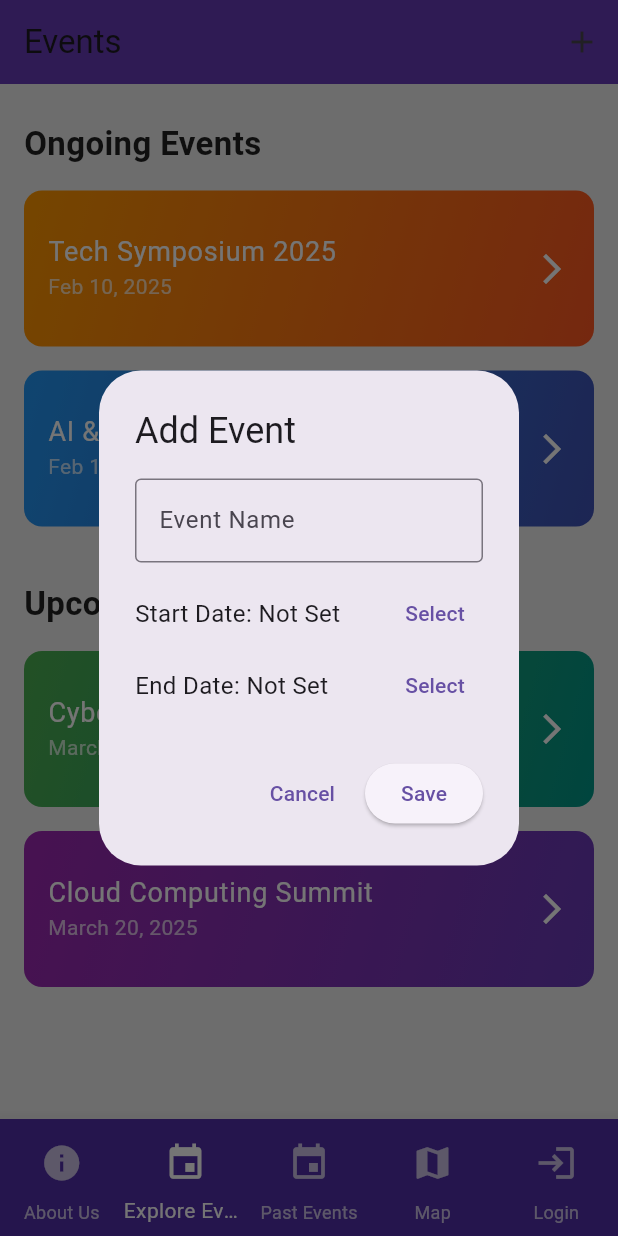
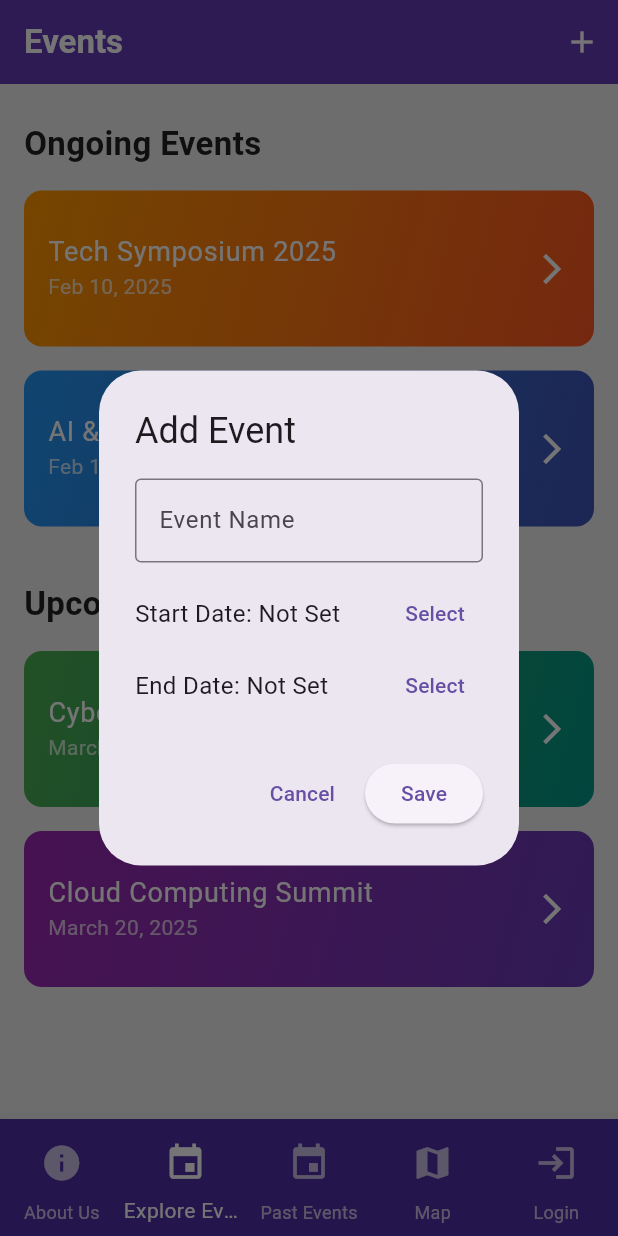
Before and after one commit to MokshIITRpr/FestEaze, a Flutter app: the screen it shows after launch, item 2 of the bottom bar chosen, after a tap on the "add" icon, on a phone screen of 412 x 824 dp. Run offline on Flutter 3.47's test engine with Material 3 defaults, Android fonts, the phone set to English and light mode, and no system bars; our stand-ins replace animate_do, firebase_auth, firebase_core; accounts and stored records are empty.

```diff
--- a/lib/Pages/Homepages/exploreEvents.dart
+++ b/lib/Pages/Homepages/exploreEvents.dart
@@ -3,6 +3,7 @@ import 'package:fest_app/models/event.dart';
 import 'package:fest_app/widgets/section_title.dart';
 import 'package:fest_app/widgets/event_list.dart';
 import 'package:fest_app/widgets/add_event_dialog.dart';
+import 'PastEvents/z24.dart';
 
 class ExploreEvents extends StatefulWidget {
   const ExploreEvents({super.key});
@@ -16,22 +17,30 @@ class _ExploreEventsState extends State<ExploreEvents> {
     Event(
       name: "Tech Symposium 2025",
       date: "Feb 10, 2025",
-        colors: [Colors.orange, Colors.deepOrange]),
+      colors: [Colors.orange, Colors.deepOrange],
+      navigateTo: Z24(),
+    ),
     Event(
       name: "AI & ML Workshop",
       date: "Feb 15, 2025",
-        colors: [Colors.blue, Colors.indigo]),
+      colors: [Colors.blue, Colors.indigo],
+      navigateTo: Z24(),
+    ),
   ];
 
   final List<Event> upcomingEvents = [
     Event(
       name: "Cybersecurity Conference",
       date: "March 5, 2025",
-        colors: [Colors.green, Colors.teal]),
+      colors: [Colors.green, Colors.teal],
+      navigateTo: Z24(),
+    ),
     Event(
       name: "Cloud Computing Summit",
       date: "March 20, 2025",
-        colors: [Colors.purple, Colors.deepPurple]),
+      colors: [Colors.purple, Colors.deepPurple],
+      navigateTo: Z24(),
+    ),
   ];
 
   void _addNewEvent(Event event) {
@@ -44,11 +53,12 @@ class _ExploreEventsState extends State<ExploreEvents> {
   Widget build(BuildContext context) {
     return Scaffold(
       appBar: AppBar(
-        title: const Text("Events"),
+        title: const Text("Events",
+            style: TextStyle(color: Colors.white, fontWeight: FontWeight.bold)),
         backgroundColor: Colors.deepPurple,
         actions: [
           IconButton(
-            icon: const Icon(Icons.add),
+            icon: const Icon(Icons.add, color: Colors.white),
             onPressed: () => showAddEventDialog(context, _addNewEvent),
           )
         ],
--- a/lib/Pages/Homepages/past_event.dart
+++ b/lib/Pages/Homepages/past_event.dart
@@ -2,16 +2,52 @@ import 'package:fest_app/Pages/Homepages/PastEvents/ad24.dart';
 import 'package:fest_app/Pages/Homepages/PastEvents/ar24.dart';
 import 'package:fest_app/Pages/Homepages/PastEvents/z24.dart';
 import 'package:flutter/material.dart';
+import 'package:fest_app/models/event.dart';
+import 'package:fest_app/widgets/event_list.dart';
 
 class PastEvents extends StatelessWidget {
   const PastEvents({super.key});
 
   @override
   Widget build(BuildContext context) {
+    final List<Event> pastEvents = [
+      Event(
+          name: "Zeitgeist 2024",
+          date: "Oct 17, 2024 - Oct 19, 2024",
+          colors: [Colors.green, Colors.teal],
+          navigateTo: Z24()),
+      Event(
+          name: "Advitiya 2024",
+          date: "Feb 17, 2024 - Feb 19, 2024",
+          colors: [Colors.purple, Colors.deepPurple],
+          navigateTo: Ad24()),
+      Event(
+          name: "Aarohan 2024",
+          date: "March 20, 2024 - March 23, 2024",
+          colors: [
+            const Color.fromARGB(255, 195, 201, 18),
+            const Color.fromARGB(255, 148, 152, 89)
+          ],
+          navigateTo: Ar24()),
+      Event(
+          name: "General Championship 2025",
+          date: "Jan 20, 2024 - Feb 19, 2024",
+          colors: [
+            const Color.fromARGB(255, 3, 68, 234),
+            const Color.fromARGB(255, 70, 74, 114)
+          ],
+          navigateTo: Z24()),
+    ];
     return Scaffold(
       appBar: AppBar(
-        title:
-            Text('Past Events', style: TextStyle(fontWeight: FontWeight.bold)),
+        title: Text(
+          'Past Events',
+          style: TextStyle(
+            fontWeight: FontWeight.bold,
+            color: Colors.white, // Set text color to white
+            fontSize: 20, // Optional: Adjust font size for better visibility
+          ),
+        ),
         backgroundColor: Colors.deepPurple,
       ),
       body: Padding(
@@ -19,29 +55,7 @@ class PastEvents extends StatelessWidget {
         child: Column(
           mainAxisAlignment: MainAxisAlignment.center,
           children: [
-            _buildAnimatedContainer(
-              context: context,
-              title: "Zeitgeist 2024",
-              icon: Icons.workspaces_filled,
-              color: Colors.deepOrangeAccent[200]!,
-              navigateTo: Z24(),
-            ),
-            SizedBox(height: 15),
-            _buildAnimatedContainer(
-              context: context,
-              title: "Advitiya 2024",
-              icon: Icons.workspaces_filled,
-              color: Colors.deepOrangeAccent[200]!,
-              navigateTo: Ad24(),
-            ),
-            SizedBox(height: 15),
-            _buildAnimatedContainer(
-              context: context,
-              title: "Aarohan 2024",
-              icon: Icons.workspaces_filled,
-              color: Colors.deepOrangeAccent[200]!,
-              navigateTo: Ar24(),
-            ),
+            EventList(events: pastEvents),
           ],
         ),
       ),
--- a/lib/models/event.dart
+++ b/lib/models/event.dart
@@ -4,6 +4,12 @@ class Event {
   final String name;
   final String date;
   final List<Color> colors;
+  final Widget navigateTo;
 
-  Event({required this.name, required this.date, required this.colors});
+  Event({
+    required this.name,
+    required this.date,
+    required this.colors,
+    required this.navigateTo,
+  });
 }
--- a/lib/widgets/add_event_dialog.dart
+++ b/lib/widgets/add_event_dialog.dart
@@ -1,5 +1,6 @@
 import 'package:flutter/material.dart';
 import '../models/event.dart';
+import 'package:fest_app/Pages/Homepages/PastEvents/z24.dart';
 
 void showAddEventDialog(BuildContext context, Function(Event) addEvent) {
   TextEditingController eventNameController = TextEditingController();
@@ -50,6 +51,7 @@ void showAddEventDialog(BuildContext context, Function(Event) addEvent) {
                       Colors.blueAccent.withOpacity(0.9),
                       Colors.lightBlue.withOpacity(0.7),
                     ],
+                    navigateTo: Z24(),
                   ));
                   Navigator.of(context).pop();
                 }
--- a/lib/widgets/event_card.dart
+++ b/lib/widgets/event_card.dart
@@ -29,6 +29,12 @@ class EventCard extends StatelessWidget {
           style: const TextStyle(color: Colors.white70),
         ),
         trailing: const Icon(Icons.arrow_forward_ios, color: Colors.white),
+        onTap: () {
+          Navigator.push(
+            context,
+            MaterialPageRoute(builder: (context) => event.navigateTo),
+          );
+        },
       ),
     );
   }
```
Lines whose indentation alone changed are shown as unchanged.
